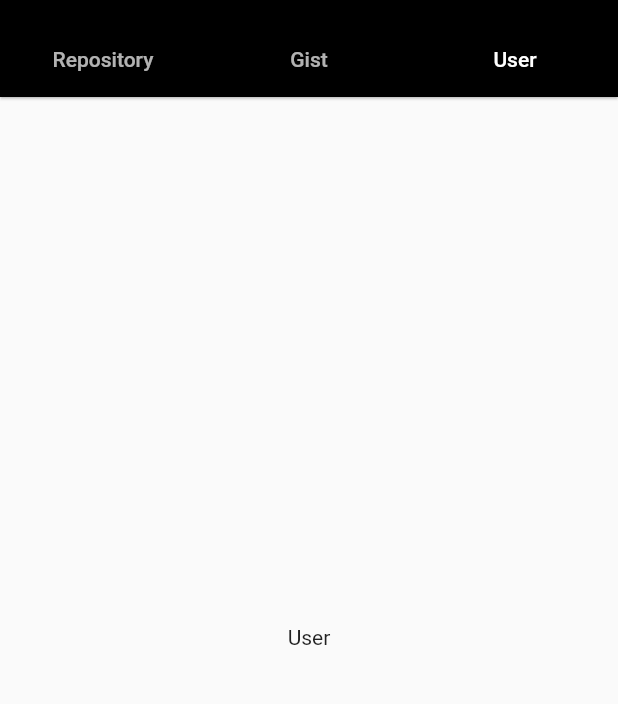
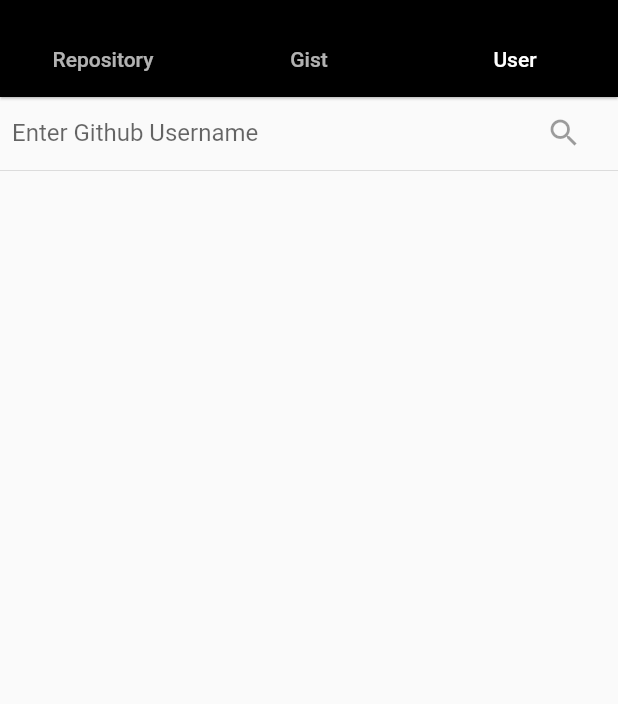
Before and after one commit to TaigaMikami/github_search_flutter, a Flutter app: the screen it shows after launch, tab 3 chosen, on a phone screen of 412 x 824 dp, the part 59-763 px from its top. Run offline on Flutter 3.47's test engine with Material 2 defaults, Android fonts, the phone set to English and light mode, and no system bars.

Commit message:
add search user text field

```diff
--- a/lib/pages/user_screen.dart
+++ b/lib/pages/user_screen.dart
@@ -1,11 +1,50 @@
 import 'package:flutter/material.dart';
 
-class UserScreen extends StatelessWidget {
+class UserScreen extends StatefulWidget {
+  @override
+  _UserScreenState createState() => new _UserScreenState();
+}
+
+class _UserScreenState extends State<UserScreen> {
+  final TextEditingController _textController = new TextEditingController();
+
+  Widget _buildTextComposer() {
+    return IconTheme(
+      data: IconThemeData(color: Theme.of(context).accentColor),
+      child: Container(
+        margin: EdgeInsets.symmetric(horizontal: 8.0),
+        child: Row(
+          children: <Widget>[
+            Flexible(
+              child: TextField(
+                controller: _textController,
+                onSubmitted: null,
+                decoration: InputDecoration.collapsed(hintText: "Enter Github Username"),
+              ),
+            ),
+            Container(
+              margin: EdgeInsets.symmetric(horizontal: 4.0),
+              child: IconButton(
+                icon: Icon(Icons.search),
+                onPressed: null,
+              ),
+            )
+          ],
+        ),
+      ),
+    );
+  }
+
   @override
   Widget build(BuildContext context) {
     return Container(
-      child: Center(
-        child: Text('User')
+      child: Column(
+        children: <Widget>[
+          Container(
+            child: _buildTextComposer(),
+          ),
+          Divider(height: 2.0,),
+        ],
       ),
     );
   }
```
